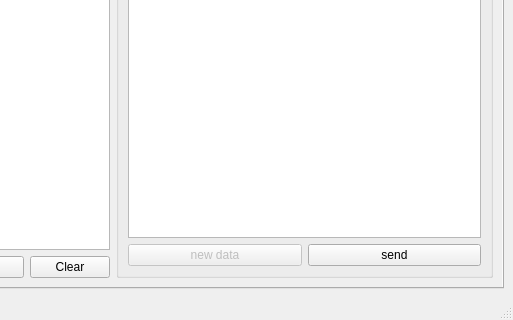
The window that mainwindow.ui (void110916/ASA_HMI_Data_Agent_v3) describes before a commit, drawn with Qt 5; both pictures show x 310 to 823 and y 186 to 506 of the 823 by 506 pixel window.
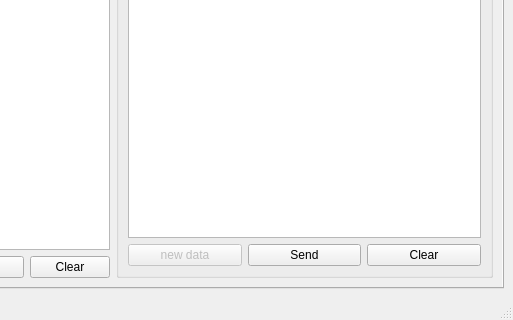
The same window after the commit. The open tabs and pages were chosen to show the change. Custom widgets are drawn as their Qt base class.

Commit message: Add hmi clear button

The edit to the form file:
```diff
--- a/mainwindow.ui
+++ b/mainwindow.ui
@@ -372,7 +372,14 @@
             </widget>
            </item>
            <item>
-            <layout class="QGridLayout" name="gridLayout_4" columnstretch="0,0">
+            <layout class="QGridLayout" name="gridLayout_4" columnstretch="0,0,0">
+             <item row="0" column="1">
+              <widget class="QPushButton" name="hmiSendButton">
+               <property name="text">
+                <string>Send</string>
+               </property>
+              </widget>
+             </item>
              <item row="0" column="0">
               <widget class="QPushButton" name="newdataButton">
                <property name="enabled">
@@ -383,10 +390,10 @@
                </property>
               </widget>
              </item>
-             <item row="0" column="1">
-              <widget class="QPushButton" name="sendDataButton">
+             <item row="0" column="2">
+              <widget class="QPushButton" name="hmiClearButton">
                <property name="text">
-                <string>send</string>
+                <string>Clear</string>
                </property>
               </widget>
              </item>
```
Left out of the diff: 6 changed lines with no effect on the pictures. The commit also changes 2 other files.
